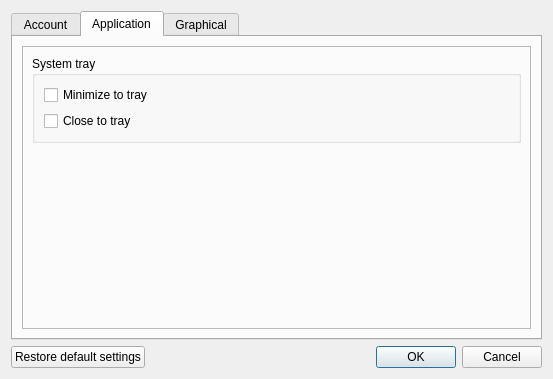
KasaiDot/Ouroboros, file src/dialog_settings.ui: the form before one commit.
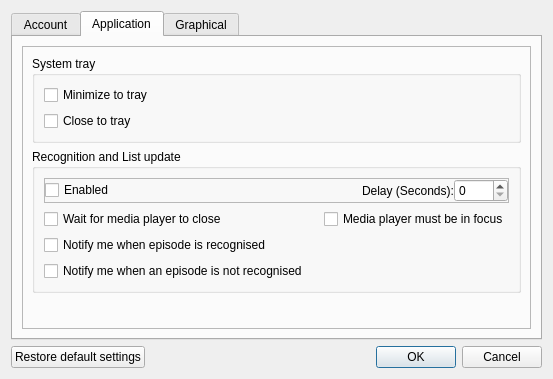
The form after the commit. The open tabs and pages were chosen to show the change. Icons and pictures are not drawn.

Commit message:
Added recognition settings
- Fixed a few more bugs

```diff
--- a/src/dialog_settings.ui
+++ b/src/dialog_settings.ui
@@ -203,7 +203,7 @@
          <property name="frameShadow">
           <enum>QFrame::Raised</enum>
          </property>
-         <layout class="QVBoxLayout" name="verticalLayout_6">
+         <layout class="QVBoxLayout" name="verticalLayout_8">
           <item>
            <widget class="QGroupBox" name="groupBox_2">
             <property name="sizePolicy">
@@ -237,6 +237,143 @@
             </layout>
            </widget>
           </item>
+          <item>
+           <widget class="QGroupBox" name="groupBox_3">
+            <property name="sizePolicy">
+             <sizepolicy hsizetype="Preferred" vsizetype="Fixed">
+              <horstretch>0</horstretch>
+              <verstretch>0</verstretch>
+             </sizepolicy>
+            </property>
+            <property name="title">
+             <string>Recognition and List update</string>
+            </property>
+            <layout class="QVBoxLayout" name="verticalLayout_9">
+             <item>
+              <widget class="QFrame" name="frame_3">
+               <property name="frameShape">
+                <enum>QFrame::StyledPanel</enum>
+               </property>
+               <property name="frameShadow">
+                <enum>QFrame::Raised</enum>
+               </property>
+               <layout class="QVBoxLayout" name="verticalLayout_6">
+                <property name="spacing">
+                 <number>0</number>
+                </property>
+                <property name="leftMargin">
+                 <number>0</number>
+                </property>
+                <property name="topMargin">
+                 <number>0</number>
+                </property>
+                <property name="rightMargin">
+                 <number>0</number>
+                </property>
+                <property name="bottomMargin">
+                 <number>0</number>
+                </property>
+                <item>
+                 <layout class="QHBoxLayout" name="horizontalLayout_13">
+                  <item>
+                   <widget class="QCheckBox" name="Recognition_Enabled">
+                    <property name="text">
+                     <string>Enabled</string>
+                    </property>
+                   </widget>
+                  </item>
+                  <item>
+                   <spacer name="horizontalSpacer_3">
+                    <property name="orientation">
+                     <enum>Qt::Horizontal</enum>
+                    </property>
+                    <property name="sizeHint" stdset="0">
+                     <size>
+                      <width>40</width>
+                      <height>20</height>
+                     </size>
+                    </property>
+                   </spacer>
+                  </item>
+                  <item>
+                   <widget class="QLabel" name="label">
+                    <property name="text">
+                     <string>Delay (Seconds):</string>
+                    </property>
+                   </widget>
+                  </item>
+                  <item>
+                   <widget class="QSpinBox" name="Recognition_DelaySpinBox">
+                    <property name="suffix">
+                     <string/>
+                    </property>
+                    <property name="maximum">
+                     <number>1200</number>
+                    </property>
+                   </widget>
+                  </item>
+                 </layout>
+                </item>
+               </layout>
+              </widget>
+             </item>
+             <item>
+              <layout class="QHBoxLayout" name="horizontalLayout_16">
+               <item>
+                <widget class="QCheckBox" name="Recogntion_MPClose">
+                 <property name="text">
+                  <string>Wait for media player to close</string>
+                 </property>
+                </widget>
+               </item>
+               <item>
+                <spacer name="horizontalSpacer_4">
+                 <property name="orientation">
+                  <enum>Qt::Horizontal</enum>
+                 </property>
+                 <property name="sizeHint" stdset="0">
+                  <size>
+                   <width>40</width>
+                   <height>20</height>
+                  </size>
+                 </property>
+                </spacer>
+               </item>
+               <item>
+                <widget class="QCheckBox" name="Recogntion_MPFocus">
+                 <property name="text">
+                  <string>Media player must be in focus</string>
+                 </property>
+                </widget>
+               </item>
+              </layout>
+             </item>
+             <item>
+              <layout class="QVBoxLayout" name="verticalLayout_7">
+               <item>
+                <widget class="QCheckBox" name="Recogntion_NotifyRecognised">
+                 <property name="text">
+                  <string>Notify me when episode is recognised</string>
+                 </property>
+                </widget>
+               </item>
+               <item>
+                <widget class="QCheckBox" name="Recogntion_NotifyNotRecognised">
+                 <property name="text">
+                  <string>Notify me when an episode is not recognised</string>
+                 </property>
+                </widget>
+               </item>
+              </layout>
+             </item>
+            </layout>
+            <zorder>frame_3</zorder>
+            <zorder>Recogntion_NotifyRecognised</zorder>
+            <zorder>Recogntion_NotifyNotRecognised</zorder>
+            <zorder>Recogntion_MPClose</zorder>
+            <zorder>label</zorder>
+           </widget>
+          </item>
           <item>
            <spacer name="verticalSpacer_5">
             <property name="orientation">
```
Left out of the diff: 2 changed lines with no effect on the pictures. The commit also changes 8 other files.
